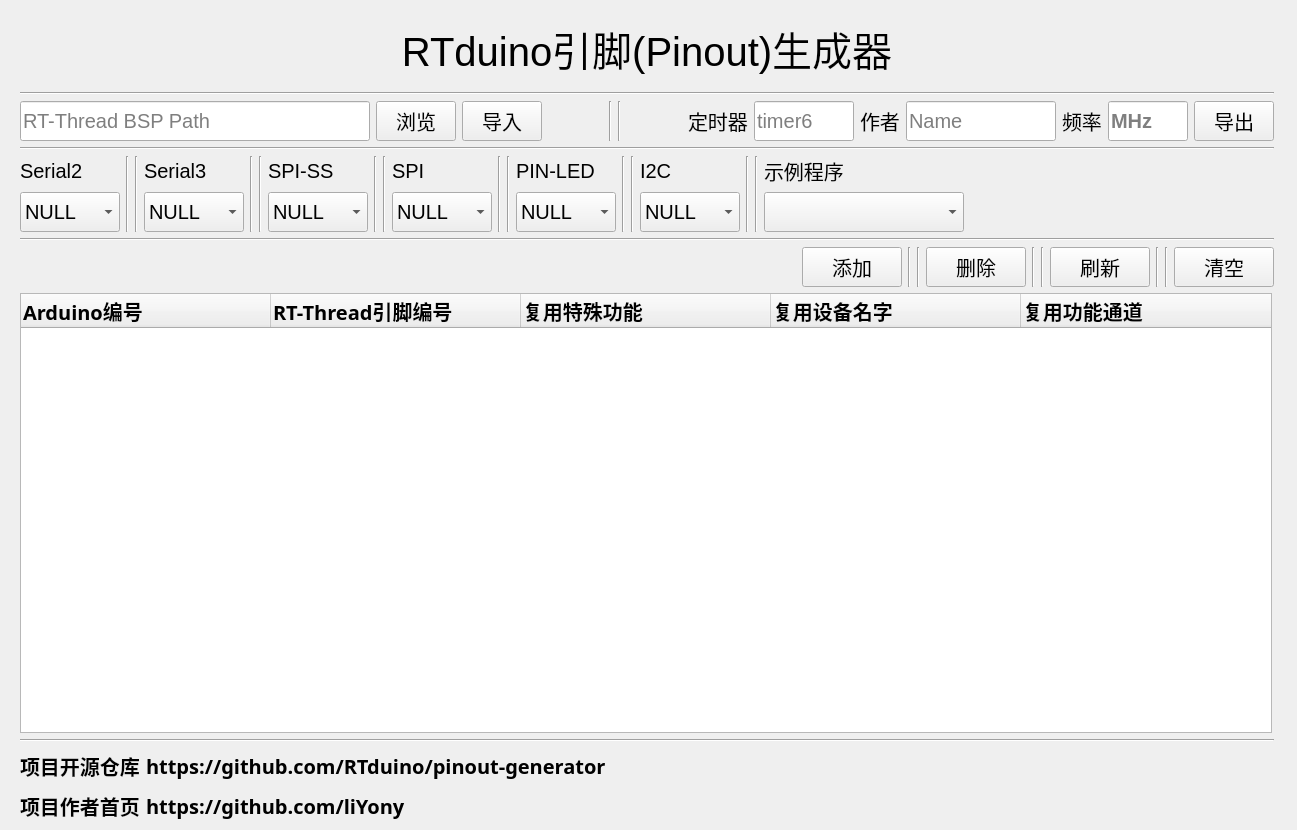
First picture: the form in project/widget.ui, repository RTduino/pinout-generator, before the edit.
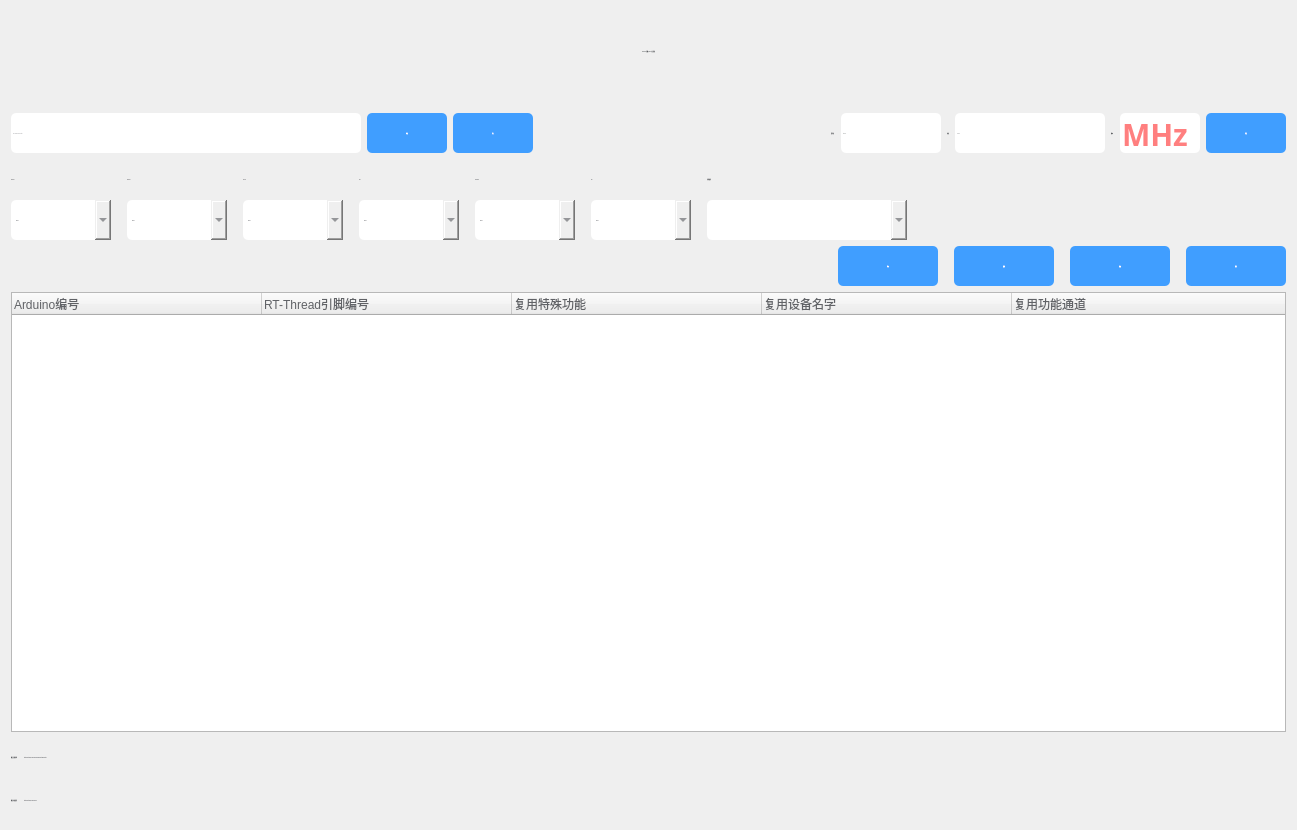
Second picture: the form after the edit.

Commit message: [v1.0.2] 解决已知Bug，优化界面

```diff
--- a/project/widget.ui
+++ b/project/widget.ui
@@ -25,23 +25,29 @@
   <property name="windowTitle">
    <string>RTduino Pinout Generator</string>
   </property>
-  <widget class="QWidget" name="layoutWidget">
-   <property name="geometry">
-    <rect>
-     <x>20</x>
-     <y>10</y>
-     <width>1254</width>
-     <height>813</height>
-    </rect>
-   </property>
+  <property name="styleSheet">
+   <string notr="true">font:bold 20px &quot;微软雅黑&quot;;
+color:#606266;
+</string>
+  </property>
+  <layout class="QGridLayout" name="gridLayout">
+   <item row="0" column="0">
    <layout class="QVBoxLayout" name="verticalLayout_9">
     <item>
      <widget class="QLabel" name="label">
       <property name="font">
        <font>
-        <pointsize>30</pointsize>
-       </font>
-      </property>
+         <family>微软雅黑</family>
+         <pointsize>-1</pointsize>
+         <weight>75</weight>
+         <italic>false</italic>
+         <bold>true</bold>
+        </font>
+       </property>
+       <property name="styleSheet">
+        <string notr="true">font:bold 40px &quot;微软雅黑&quot;;
+color:#606266;</string>
+       </property>
       <property name="text">
        <string>RTduino引脚(Pinout)生成器</string>
       </property>
@@ -50,15 +56,14 @@
       </property>
      </widget>
     </item>
-    <item>
-     <widget class="Line" name="line">
-      <property name="orientation">
-       <enum>Qt::Horizontal</enum>
-      </property>
-     </widget>
-    </item>
     <item>
      <layout class="QHBoxLayout" name="horizontalLayout_5">
+       <property name="topMargin">
+        <number>15</number>
+       </property>
+       <property name="bottomMargin">
+        <number>0</number>
+       </property>
       <item>
        <layout class="QHBoxLayout" name="horizontalLayout_2">
         <item>
@@ -77,9 +82,16 @@
           </property>
           <property name="font">
            <font>
-            <pointsize>15</pointsize>
-           </font>
-          </property>
+             <family>微软雅黑</family>
+             <pointsize>-1</pointsize>
+             <weight>75</weight>
+             <italic>false</italic>
+             <bold>true</bold>
+            </font>
+           </property>
+           <property name="styleSheet">
+            <string notr="true">border-radius: 5px;</string>
+           </property>
           <property name="text">
            <string/>
           </property>
@@ -95,7 +107,7 @@
          <widget class="QPushButton" name="dirbtn">
           <property name="minimumSize">
            <size>
-            <width>0</width>
+             <width>80</width>
             <height>40</height>
            </size>
           </property>
@@ -107,9 +119,18 @@
           </property>
           <property name="font">
            <font>
-            <pointsize>15</pointsize>
-           </font>
-          </property>
+             <family>微软雅黑</family>
+             <pointsize>-1</pointsize>
+             <weight>75</weight>
+             <italic>false</italic>
+             <bold>true</bold>
+            </font>
+           </property>
+           <property name="styleSheet">
+            <string notr="true">border-radius: 5px;
+background-color: #409EFF;
+color: white;</string>
+           </property>
           <property name="text">
            <string>浏览</string>
           </property>
@@ -119,7 +140,7 @@
          <widget class="QPushButton" name="importbtn">
           <property name="minimumSize">
            <size>
-            <width>0</width>
+             <width>80</width>
             <height>40</height>
            </size>
           </property>
@@ -131,9 +152,18 @@
           </property>
           <property name="font">
            <font>
-            <pointsize>15</pointsize>
-           </font>
-          </property>
+             <family>微软雅黑</family>
+             <pointsize>-1</pointsize>
+             <weight>75</weight>
+             <italic>false</italic>
+             <bold>true</bold>
+            </font>
+           </property>
+           <property name="styleSheet">
+            <string notr="true">border-radius: 5px;
+background-color: #409EFF;
+color: white;</string>
+           </property>
           <property name="text">
            <string>导入</string>
           </property>
@@ -141,33 +171,6 @@
         </item>
        </layout>
       </item>
-      <item>
-       <spacer name="horizontalSpacer_4">
-        <property name="orientation">
-         <enum>Qt::Horizontal</enum>
-        </property>
-        <property name="sizeHint" stdset="0">
-         <size>
-          <width>40</width>
-          <height>20</height>
-         </size>
-        </property>
-       </spacer>
-      </item>
-      <item>
-       <widget class="Line" name="line_17">
-        <property name="orientation">
-         <enum>Qt::Vertical</enum>
-        </property>
-       </widget>
-      </item>
-      <item>
-       <widget class="Line" name="line_18">
-        <property name="orientation">
-         <enum>Qt::Vertical</enum>
-        </property>
-       </widget>
-      </item>
       <item>
        <spacer name="horizontalSpacer">
         <property name="orientation">
@@ -193,7 +196,11 @@
           </property>
           <property name="font">
            <font>
-            <pointsize>15</pointsize>
+             <family>微软雅黑</family>
+             <pointsize>-1</pointsize>
+             <weight>75</weight>
+             <italic>false</italic>
+             <bold>true</bold>
            </font>
           </property>
           <property name="text">
@@ -217,9 +224,16 @@
           </property>
           <property name="font">
            <font>
-            <pointsize>15</pointsize>
-           </font>
-          </property>
+             <family>微软雅黑</family>
+             <pointsize>-1</pointsize>
+             <weight>75</weight>
+             <italic>false</italic>
+             <bold>true</bold>
+            </font>
+           </property>
+           <property name="styleSheet">
+            <string notr="true">border-radius: 5px;</string>
+           </property>
           <property name="text">
            <string/>
           </property>
@@ -241,7 +255,11 @@
           </property>
           <property name="font">
            <font>
-            <pointsize>15</pointsize>
+             <family>微软雅黑</family>
+             <pointsize>-1</pointsize>
+             <weight>75</weight>
+             <italic>false</italic>
+             <bold>true</bold>
            </font>
           </property>
           <property name="text">
@@ -265,9 +283,16 @@
           </property>
           <property name="font">
            <font>
-            <pointsize>15</pointsize>
-           </font>
-          </property>
+             <family>微软雅黑</family>
+             <pointsize>-1</pointsize>
+             <weight>75</weight>
+             <italic>false</italic>
+             <bold>true</bold>
+            </font>
+           </property>
+           <property name="styleSheet">
+            <string notr="true">border-radius: 5px;</string>
+           </property>
           <property name="text">
            <string/>
           </property>
@@ -289,7 +314,11 @@
           </property>
           <property name="font">
            <font>
-            <pointsize>15</pointsize>
+             <family>微软雅黑</family>
+             <pointsize>-1</pointsize>
+             <weight>75</weight>
+             <italic>false</italic>
+             <bold>true</bold>
            </font>
           </property>
           <property name="text">
@@ -313,11 +342,21 @@
           </property>
           <property name="font">
            <font>
-            <pointsize>15</pointsize>
+             <family>微软雅黑</family>
+             <pointsize>-1</pointsize>
             <weight>75</weight>
+             <italic>false</italic>
             <bold>true</bold>
            </font>
           </property>
+           <property name="styleSheet">
+            <string notr="true">border-radius: 5px;
+font-size:30px; 
+color:rgb(255,0,0);</string>
+           </property>
+           <property name="frame">
+            <bool>true</bool>
+           </property>
           <property name="alignment">
            <set>Qt::AlignLeading|Qt::AlignLeft|Qt::AlignVCenter</set>
           </property>
@@ -342,9 +381,18 @@
           </property>
           <property name="font">
            <font>
-            <pointsize>15</pointsize>
-           </font>
-          </property>
+             <family>微软雅黑</family>
+             <pointsize>-1</pointsize>
+             <weight>75</weight>
+             <italic>false</italic>
+             <bold>true</bold>
+            </font>
+           </property>
+           <property name="styleSheet">
+            <string notr="true">border-radius: 5px;
+background-color: #409EFF;
+color: white;</string>
+           </property>
           <property name="text">
            <string>导出</string>
           </property>
@@ -354,19 +402,24 @@
       </item>
      </layout>
     </item>
-    <item>
-     <widget class="Line" name="line_4">
-      <property name="orientation">
-       <enum>Qt::Horizontal</enum>
-      </property>
-     </widget>
-    </item>
     <item>
      <layout class="QHBoxLayout" name="horizontalLayout_7">
       <item>
        <layout class="QHBoxLayout" name="horizontalLayout_3">
+         <property name="spacing">
+          <number>16</number>
+         </property>
+         <property name="leftMargin">
+          <number>0</number>
+         </property>
+         <property name="bottomMargin">
+          <number>0</number>
+         </property>
         <item>
          <layout class="QVBoxLayout" name="verticalLayout_8">
+           <property name="spacing">
+            <number>0</number>
+           </property>
           <item>
            <widget class="QLabel" name="label_13">
             <property name="maximumSize">
@@ -377,7 +430,11 @@
             </property>
             <property name="font">
              <font>
-              <pointsize>15</pointsize>
+               <family>微软雅黑</family>
+               <pointsize>-1</pointsize>
+               <weight>75</weight>
+               <italic>false</italic>
+               <bold>true</bold>
              </font>
             </property>
             <property name="text">
@@ -401,9 +458,16 @@
             </property>
             <property name="font">
              <font>
-              <pointsize>15</pointsize>
-             </font>
-            </property>
+               <family>微软雅黑</family>
+               <pointsize>-1</pointsize>
+               <weight>75</weight>
+               <italic>false</italic>
+               <bold>true</bold>
+              </font>
+             </property>
+             <property name="styleSheet">
+              <string notr="true">border-radius: 5px;</string>
+             </property>
             <item>
              <property name="text">
               <string>NULL</string>
@@ -413,22 +477,11 @@
           </item>
          </layout>
         </item>
-        <item>
-         <widget class="Line" name="line_19">
-          <property name="orientation">
-           <enum>Qt::Vertical</enum>
-          </property>
-         </widget>
-        </item>
-        <item>
-         <widget class="Line" name="line_20">
-          <property name="orientation">
-           <enum>Qt::Vertical</enum>
-          </property>
-         </widget>
-        </item>
         <item>
          <layout class="QVBoxLayout" name="verticalLayout_7">
+           <property name="spacing">
+            <number>0</number>
+           </property>
           <item>
            <widget class="QLabel" name="label_17">
             <property name="maximumSize">
@@ -439,7 +492,11 @@
             </property>
             <property name="font">
              <font>
-              <pointsize>15</pointsize>
+               <family>微软雅黑</family>
+               <pointsize>-1</pointsize>
+               <weight>75</weight>
+               <italic>false</italic>
+               <bold>true</bold>
              </font>
             </property>
             <property name="text">
@@ -463,9 +520,16 @@
             </property>
             <property name="font">
              <font>
-              <pointsize>15</pointsize>
-             </font>
-            </property>
+               <family>微软雅黑</family>
+               <pointsize>-1</pointsize>
+               <weight>75</weight>
+               <italic>false</italic>
+               <bold>true</bold>
+              </font>
+             </property>
+             <property name="styleSheet">
+              <string notr="true">border-radius: 5px;</string>
+             </property>
             <item>
              <property name="text">
               <string>NULL</string>
@@ -475,22 +539,11 @@
           </item>
          </layout>
         </item>
-        <item>
-         <widget class="Line" name="line_3">
-          <property name="orientation">
-           <enum>Qt::Vertical</enum>
-          </property>
-         </widget>
-        </item>
-        <item>
-         <widget class="Line" name="line_13">
-          <property name="orientation">
-           <enum>Qt::Vertical</enum>
-          </property>
-         </widget>
-        </item>
         <item>
          <layout class="QVBoxLayout" name="verticalLayout_5">
+           <property name="spacing">
+            <number>0</number>
+           </property>
           <item>
            <widget class="QLabel" name="label_16">
             <property name="maximumSize">
@@ -501,7 +554,11 @@
             </property>
             <property name="font">
              <font>
-              <pointsize>15</pointsize>
+               <family>微软雅黑</family>
+               <pointsize>-1</pointsize>
+               <weight>75</weight>
+               <italic>false</italic>
+               <bold>true</bold>
              </font>
             </property>
             <property name="text">
@@ -525,9 +582,16 @@
             </property>
             <property name="font">
              <font>
-              <pointsize>15</pointsize>
-             </font>
-            </property>
+               <family>微软雅黑</family>
+               <pointsize>-1</pointsize>
+               <weight>75</weight>
+               <italic>false</italic>
+               <bold>true</bold>
+              </font>
+             </property>
+             <property name="styleSheet">
+              <string notr="true">border-radius: 5px;</string>
+             </property>
             <item>
              <property name="text">
               <string>NULL</string>
@@ -537,22 +601,11 @@
           </item>
          </layout>
         </item>
-        <item>
-         <widget class="Line" name="line_21">
-          <property name="orientation">
-           <enum>Qt::Vertical</enum>
-          </property>
-         </widget>
-        </item>
-        <item>
-         <widget class="Line" name="line_22">
-          <property name="orientation">
-           <enum>Qt::Vertical</enum>
-          </property>
-         </widget>
-        </item>
         <item>
          <layout class="QVBoxLayout" name="verticalLayout_3">
+           <property name="spacing">
+            <number>0</number>
+           </property>
           <item>
            <widget class="QLabel" name="label_19">
             <property name="maximumSize">
@@ -563,7 +616,11 @@
             </property>
             <property name="font">
              <font>
-              <pointsize>15</pointsize>
+               <family>微软雅黑</family>
+               <pointsize>-1</pointsize>
+               <weight>75</weight>
+               <italic>false</italic>
+               <bold>true</bold>
              </font>
             </property>
             <property name="text">
@@ -587,9 +644,16 @@
             </property>
             <property name="font">
              <font>
-              <pointsize>15</pointsize>
-             </font>
-            </property>
+               <family>微软雅黑</family>
+               <pointsize>-1</pointsize>
+               <weight>75</weight>
+               <italic>false</italic>
+               <bold>true</bold>
+              </font>
+             </property>
+             <property name="styleSheet">
+              <string notr="true">border-radius: 5px;</string>
+             </property>
             <item>
              <property name="text">
               <string>NULL</string>
@@ -599,22 +663,11 @@
           </item>
          </layout>
         </item>
-        <item>
-         <widget class="Line" name="line_14">
-          <property name="orientation">
-           <enum>Qt::Vertical</enum>
-          </property>
-         </widget>
-        </item>
-        <item>
-         <widget class="Line" name="line_5">
-          <property name="orientation">
-           <enum>Qt::Vertical</enum>
-          </property>
-         </widget>
-        </item>
         <item>
          <layout class="QVBoxLayout" name="verticalLayout_6">
+           <property name="spacing">
+            <number>0</number>
+           </property>
           <item>
            <widget class="QLabel" name="label_11">
             <property name="maximumSize">
@@ -625,7 +678,11 @@
             </property>
             <property name="font">
              <font>
-              <pointsize>15</pointsize>
+               <family>微软雅黑</family>
+               <pointsize>-1</pointsize>
+               <weight>75</weight>
+               <italic>false</italic>
+               <bold>true</bold>
              </font>
             </property>
             <property name="text">
@@ -649,9 +706,16 @@
             </property>
             <property name="font">
              <font>
-              <pointsize>15</pointsize>
-             </font>
-            </property>
+               <family>微软雅黑</family>
+               <pointsize>-1</pointsize>
+               <weight>75</weight>
+               <italic>false</italic>
+               <bold>true</bold>
+              </font>
+             </property>
+             <property name="styleSheet">
+              <string notr="true">border-radius: 5px;</string>
+             </property>
             <item>
              <property name="text">
               <string>NULL</string>
@@ -661,22 +725,11 @@
           </item>
          </layout>
         </item>
-        <item>
-         <widget class="Line" name="line_15">
-          <property name="orientation">
-           <enum>Qt::Vertical</enum>
-          </property>
-         </widget>
-        </item>
-        <item>
-         <widget class="Line" name="line_11">
-          <property name="orientation">
-           <enum>Qt::Vertical</enum>
-          </property>
-         </widget>
-        </item>
         <item>
          <layout class="QVBoxLayout" name="verticalLayout_4">
+           <property name="spacing">
+            <number>0</number>
+           </property>
           <item>
            <widget class="QLabel" name="label_18">
             <property name="maximumSize">
@@ -687,7 +740,11 @@
             </property>
             <property name="font">
              <font>
-              <pointsize>15</pointsize>
+               <family>微软雅黑</family>
+               <pointsize>-1</pointsize>
+               <weight>75</weight>
+               <italic>false</italic>
+               <bold>true</bold>
              </font>
             </property>
             <property name="text">
@@ -711,9 +768,16 @@
             </property>
             <property name="font">
              <font>
-              <pointsize>15</pointsize>
-             </font>
-            </property>
+               <family>微软雅黑</family>
+               <pointsize>-1</pointsize>
+               <weight>75</weight>
+               <italic>false</italic>
+               <bold>true</bold>
+              </font>
+             </property>
+             <property name="styleSheet">
+              <string notr="true">border-radius: 5px;</string>
+             </property>
             <item>
              <property name="text">
               <string>NULL</string>
@@ -723,22 +787,11 @@
           </item>
          </layout>
         </item>
-        <item>
-         <widget class="Line" name="line_12">
-          <property name="orientation">
-           <enum>Qt::Vertical</enum>
-          </property>
-         </widget>
-        </item>
-        <item>
-         <widget class="Line" name="line_16">
-          <property name="orientation">
-           <enum>Qt::Vertical</enum>
-          </property>
-         </widget>
-        </item>
         <item>
          <layout class="QVBoxLayout" name="verticalLayout">
+           <property name="spacing">
+            <number>0</number>
+           </property>
           <item>
            <widget class="QLabel" name="label_20">
             <property name="maximumSize">
@@ -749,7 +802,11 @@
             </property>
             <property name="font">
              <font>
-              <pointsize>15</pointsize>
+               <family>微软雅黑</family>
+               <pointsize>-1</pointsize>
+               <weight>75</weight>
+               <italic>false</italic>
+               <bold>true</bold>
              </font>
             </property>
             <property name="text">
@@ -773,9 +830,16 @@
             </property>
             <property name="font">
              <font>
-              <pointsize>15</pointsize>
-             </font>
-            </property>
+               <family>微软雅黑</family>
+               <pointsize>-1</pointsize>
+               <weight>75</weight>
+               <italic>false</italic>
+               <bold>true</bold>
+              </font>
+             </property>
+             <property name="styleSheet">
+              <string notr="true">border-radius: 5px;</string>
+             </property>
            </widget>
           </item>
          </layout>
@@ -797,13 +861,6 @@
       </item>
      </layout>
     </item>
-    <item>
-     <widget class="Line" name="line_2">
-      <property name="orientation">
-       <enum>Qt::Horizontal</enum>
-      </property>
-     </widget>
-    </item>
     <item>
      <layout class="QHBoxLayout" name="horizontalLayout_6">
       <item>
@@ -821,6 +878,9 @@
       </item>
       <item>
        <layout class="QHBoxLayout" name="horizontalLayout_4">
+         <property name="spacing">
+          <number>16</number>
+         </property>
         <item>
          <widget class="QPushButton" name="addbtn">
           <property name="minimumSize">
@@ -837,28 +897,23 @@
           </property>
           <property name="font">
            <font>
-            <pointsize>15</pointsize>
-           </font>
-          </property>
+             <family>微软雅黑</family>
+             <pointsize>-1</pointsize>
+             <weight>75</weight>
+             <italic>false</italic>
+             <bold>true</bold>
+            </font>
+           </property>
+           <property name="styleSheet">
+            <string notr="true">border-radius: 5px;
+background-color: #409EFF;
+color: white;</string>
+           </property>
           <property name="text">
            <string>添加</string>
           </property>
          </widget>
         </item>
-        <item>
-         <widget class="Line" name="line_23">
-          <property name="orientation">
-           <enum>Qt::Vertical</enum>
-          </property>
-         </widget>
-        </item>
-        <item>
-         <widget class="Line" name="line_24">
-          <property name="orientation">
-           <enum>Qt::Vertical</enum>
-          </property>
-         </widget>
-        </item>
         <item>
          <widget class="QPushButton" name="delbtn">
           <property name="minimumSize">
@@ -875,28 +930,23 @@
           </property>
           <property name="font">
            <font>
-            <pointsize>15</pointsize>
-           </font>
-          </property>
+             <family>微软雅黑</family>
+             <pointsize>-1</pointsize>
+             <weight>75</weight>
+             <italic>false</italic>
+             <bold>true</bold>
+            </font>
+           </property>
+           <property name="styleSheet">
+            <string notr="true">border-radius: 5px;
+background-color: #409EFF;
+color: white;</string>
+           </property>
           <property name="text">
            <string>删除</string>
           </property>
          </widget>
         </item>
-        <item>
-         <widget class="Line" name="line_7">
-          <property name="orientation">
-           <enum>Qt::Vertical</enum>
-          </property>
-         </widget>
-        </item>
-        <item>
-         <widget class="Line" name="line_6">
-          <property name="orientation">
-           <enum>Qt::Vertical</enum>
-          </property>
-         </widget>
-        </item>
         <item>
          <widget class="QPushButton" name="refreashbtn">
           <property name="minimumSize">
@@ -913,28 +963,23 @@
           </property>
           <property name="font">
            <font>
-            <pointsize>15</pointsize>
-           </font>
-          </property>
+             <family>微软雅黑</family>
+             <pointsize>-1</pointsize>
+             <weight>75</weight>
+             <italic>false</italic>
+             <bold>true</bold>
+            </font>
+           </property>
+           <property name="styleSheet">
+            <string notr="true">border-radius: 5px;
+background-color: #409EFF;
+color: white;</string>
+           </property>
           <property name="text">
            <string>刷新</string>
           </property>
          </widget>
         </item>
-        <item>
-         <widget class="Line" name="line_10">
-          <property name="orientation">
-           <enum>Qt::Vertical</enum>
-          </property>
-         </widget>
-        </item>
-        <item>
-         <widget class="Line" name="line_8">
-          <property name="orientation">
-           <enum>Qt::Vertical</enum>
-          </property>
-         </widget>
-        </item>
         <item>
          <widget class="QPushButton" name="clearbtn">
           <property name="minimumSize">
@@ -951,9 +996,18 @@
           </property>
           <property name="font">
            <font>
-            <pointsize>15</pointsize>
-           </font>
-          </property>
+             <family>微软雅黑</family>
+             <pointsize>-1</pointsize>
+             <weight>75</weight>
+             <italic>false</italic>
+             <bold>true</bold>
+            </font>
+           </property>
+           <property name="styleSheet">
+            <string notr="true">border-radius: 5px;
+background-color: #409EFF;
+color: white;</string>
+           </property>
           <property name="text">
            <string>清空</string>
           </property>
@@ -967,21 +1021,22 @@
      <widget class="QTreeWidget" name="treeWidget">
       <property name="minimumSize">
        <size>
-        <width>1252</width>
+         <width>1272</width>
         <height>440</height>
        </size>
       </property>
       <property name="maximumSize">
        <size>
-        <width>1252</width>
+         <width>1280</width>
         <height>440</height>
        </size>
       </property>
       <property name="font">
        <font>
-        <family>新宋体</family>
-        <pointsize>15</pointsize>
+         <family>微软雅黑</family>
+         <pointsize>-1</pointsize>
         <weight>75</weight>
+         <italic>false</italic>
         <bold>true</bold>
        </font>
       </property>
@@ -1021,13 +1076,6 @@
       </column>
      </widget>
     </item>
-    <item>
-     <widget class="Line" name="line_9">
-      <property name="orientation">
-       <enum>Qt::Horizontal</enum>
-      </property>
-     </widget>
-    </item>
     <item>
      <layout class="QHBoxLayout" name="horizontalLayout_17">
       <item>
@@ -1038,9 +1086,10 @@
            <widget class="QLabel" name="label_2">
             <property name="font">
              <font>
-              <family>新宋体</family>
-              <pointsize>15</pointsize>
+               <family>微软雅黑</family>
+               <pointsize>-1</pointsize>
               <weight>75</weight>
+               <italic>false</italic>
               <bold>true</bold>
              </font>
             </property>
@@ -1053,9 +1102,10 @@
            <widget class="QLabel" name="project">
             <property name="font">
              <font>
-              <family>新宋体</family>
-              <pointsize>15</pointsize>
+               <family>微软雅黑</family>
+               <pointsize>-1</pointsize>
               <weight>75</weight>
+               <italic>false</italic>
               <bold>true</bold>
              </font>
             </property>
@@ -1087,9 +1137,10 @@
              <widget class="QLabel" name="label_6">
               <property name="font">
                <font>
-                <family>新宋体</family>
-                <pointsize>15</pointsize>
+                 <family>微软雅黑</family>
+                 <pointsize>-1</pointsize>
                 <weight>75</weight>
+                 <italic>false</italic>
                 <bold>true</bold>
                </font>
               </property>
@@ -1102,9 +1153,10 @@
              <widget class="QLabel" name="autor">
               <property name="font">
                <font>
-                <family>新宋体</family>
-                <pointsize>15</pointsize>
+                 <family>微软雅黑</family>
+                 <pointsize>-1</pointsize>
                 <weight>75</weight>
+                 <italic>false</italic>
                 <bold>true</bold>
                </font>
               </property>
@@ -1148,7 +1200,8 @@
      </layout>
     </item>
    </layout>
-  </widget>
+   </item>
+  </layout>
  </widget>
  <resources/>
  <connections/>
```
Lines whose indentation alone changed are shown as unchanged. The commit also changes 4 other files.
